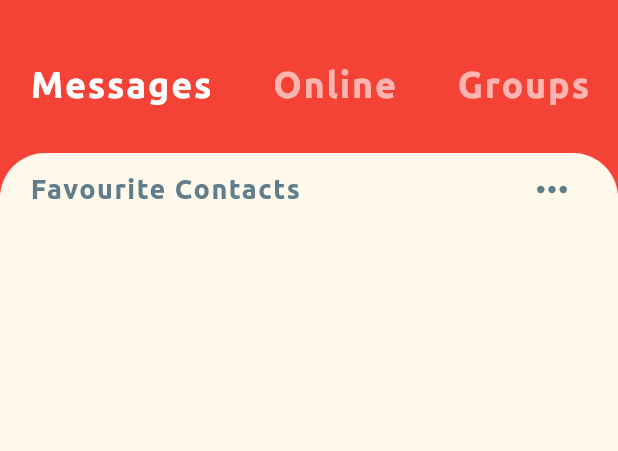
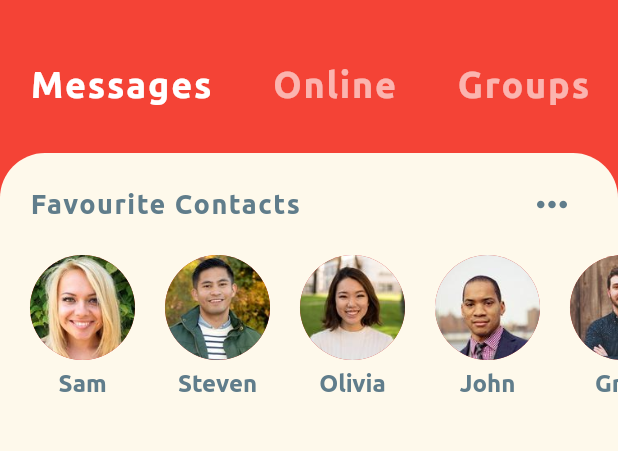
Before and after one commit to SPrio/Flutter-Chat-App, a Flutter app: the screen it shows after launch, on a phone screen of 412 x 824 dp, the part 66-517 px from its top. Run offline on Flutter 3.47's test engine with Material 2 defaults, Android fonts, the phone set to English and light mode, and no system bars; project files that could hold a hidden picture were left out.

Commit message:
added favorite contacts avatar listview section

```diff
--- a/lib/models/message_model.dart
+++ b/lib/models/message_model.dart
@@ -1,4 +1,4 @@
-import 'package:flutter_chat_ui/models/user_model.dart';
+import 'package:flutter_chat_app/models/user_model.dart';
 
 class Message {
   final User sender;
--- a/lib/widgets/favourite_contacts.dart
+++ b/lib/widgets/favourite_contacts.dart
@@ -1,14 +1,18 @@
 import 'package:flutter/material.dart';
+import 'package:flutter_chat_app/models/message_model.dart';
 
 class FavouriteContacts extends StatelessWidget {
   @override
   Widget build(BuildContext context) {
-    return Column(
+    return Padding(
+      padding: EdgeInsets.symmetric(vertical: 10.0),
+      child: Column(
         children: [
           Padding(
             padding: const EdgeInsets.symmetric(horizontal: 20.0),
-          child:
-              Row(mainAxisAlignment: MainAxisAlignment.spaceBetween, children: [
+            child: Row(
+                mainAxisAlignment: MainAxisAlignment.spaceBetween,
+                children: [
                   Text('Favourite Contacts',
                       style: TextStyle(
                           color: Colors.blueGrey,
@@ -22,7 +26,35 @@ class FavouriteContacts extends StatelessWidget {
                       onPressed: () {})
                 ]),
           ),
+          Container(
+              height: 120.0,
+              child: ListView.builder(
+                padding: EdgeInsets.only(left: 10.0),
+                scrollDirection: Axis.horizontal,
+                itemCount: favorites.length,
+                itemBuilder: (BuildContext context, int index) {
+                  return Padding(
+                    padding: const EdgeInsets.all(10.0),
+                    child: Column(
+                      children: [
+                        CircleAvatar(
+                          radius: 35.0,
+                          backgroundImage:
+                              AssetImage(favorites[index].imageUrl),
+                        ),
+                        SizedBox(height: 6.0),
+                        Text(favorites[index].name,
+                            style: TextStyle(
+                                color: Colors.blueGrey,
+                                fontSize: 16.0,
+                                fontWeight: FontWeight.w600)),
                       ],
+                    ),
+                  );
+                },
+              ))
+        ],
+      ),
     );
   }
 }
```
Lines whose indentation alone changed are shown as unchanged.
